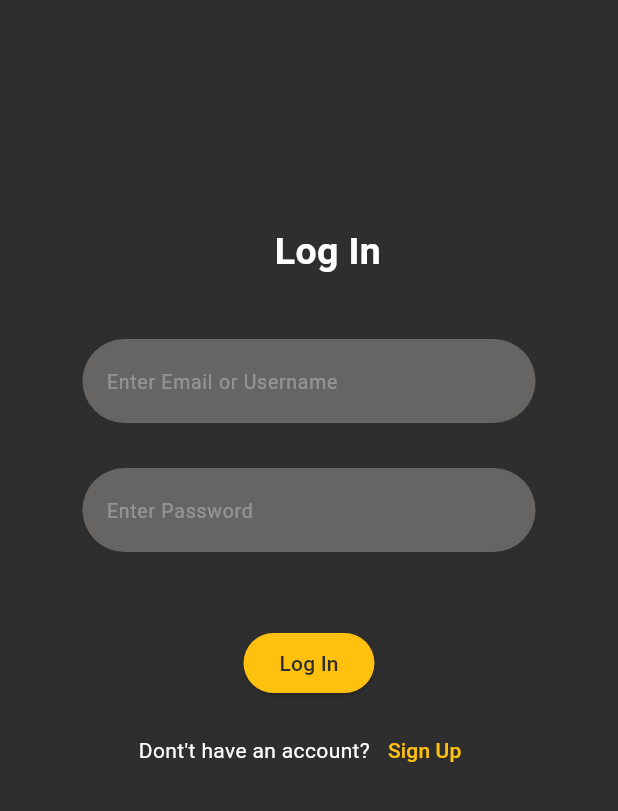
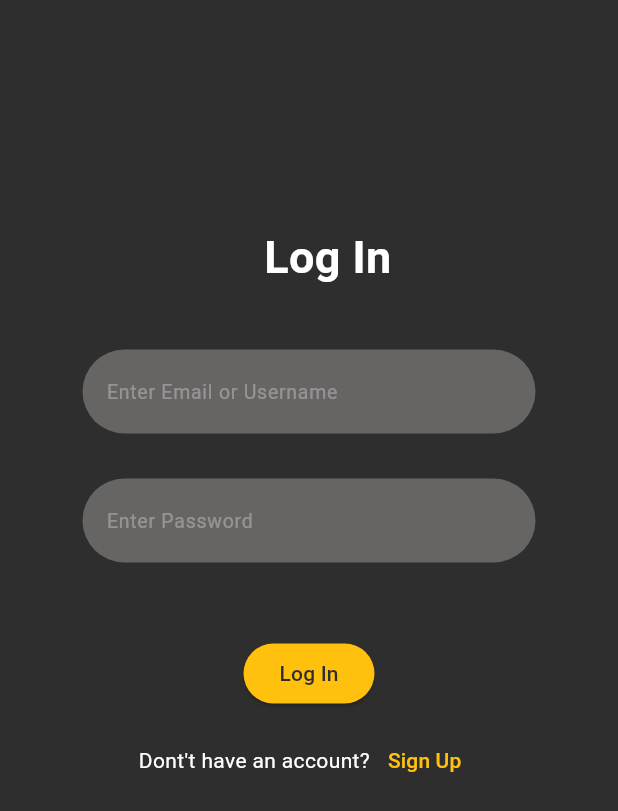
Before and after one commit to UmmeAiman1/ToDoApplication, a Flutter app: the screen it shows after launch, after a tap on "Get Started", on a phone screen of 412 x 824 dp. Shown: the top 811 px of the screen. Run offline on Flutter 3.47's test engine with Material 3 defaults, Android fonts, the phone set to English and light mode, and no system bars; our stand-ins replace smooth_page_indicator.

```diff
--- a/lib/models/new_task.dart
+++ b/lib/models/new_task.dart
@@ -29,6 +29,7 @@ class NewTask extends StatelessWidget {
         child: Column(mainAxisSize: MainAxisSize.min,
           children: [
             TextField(
+
               controller: titleController,
               decoration: InputDecoration(
                   filled: true,
--- a/lib/models/todo_tile.dart
+++ b/lib/models/todo_tile.dart
@@ -23,7 +23,7 @@ class TodoTile extends StatelessWidget {
   @override
   Widget build(BuildContext context) {
     return Padding(
-      padding: const EdgeInsets.all(20.0),
+      padding: const EdgeInsets.all(10.0),
       child: ListTile(
         leading: Checkbox(value: isCompleted, onChanged: onChanged),
         tileColor: AppColors.primaryColor.withOpacity(0.4),
--- a/lib/styles/text_styles.dart
+++ b/lib/styles/text_styles.dart
@@ -4,7 +4,7 @@ import 'package:todo_app/styles/colors.dart';
 class TextStyles {
   static TextStyle headingLarge = TextStyle(
       color: AppColors.textColor,
-      fontSize: 25,
+      fontSize: 30,
       fontWeight: FontWeight.bold
       );
       static TextStyle bodyText = TextStyle(
```
Also changed, not shown: lib/Screens/home_screen.dart (+19 -22 lines), assets/images/profile.png (added).
